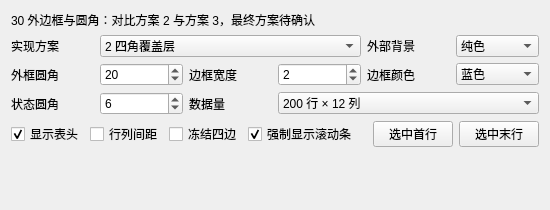
Old version of the form examples/table_capabilities/30_borders/example.ui in the repository daonvshu/qt-virtual-item-views.
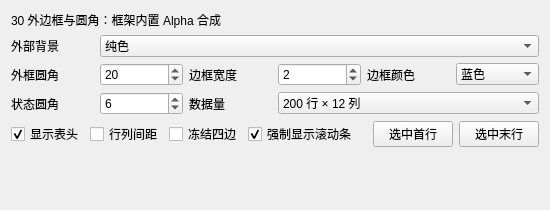
New version of the form.

Diff of the .ui file:
```diff
--- a/examples/table_capabilities/30_borders/example.ui
+++ b/examples/table_capabilities/30_borders/example.ui
@@ -4,17 +4,12 @@
  <widget class="QWidget" name="BorderExample">
   <layout class="QVBoxLayout" name="pageLayout">
    <item><widget class="QLabel" name="titleLabel">
-    <property name="text"><string>30 外边框与圆角：对比方案 2 与方案 3，最终方案待确认</string></property>
+    <property name="text"><string>30 外边框与圆角：框架内置 Alpha 合成</string></property>
     <property name="wordWrap"><bool>true</bool></property>
    </widget></item>
    <item><layout class="QGridLayout" name="controlsLayout">
-    <item row="0" column="0"><widget class="QLabel" name="schemeLabel"><property name="text"><string>实现方案</string></property><property name="buddy"><cstring>schemeCombo</cstring></property></widget></item>
-    <item row="0" column="1" colspan="3"><widget class="QComboBox" name="schemeCombo">
-     <item><property name="text"><string>2 四角覆盖层</string></property></item>
-     <item><property name="text"><string>3 整体 Alpha 合成</string></property></item>
-    </widget></item>
-    <item row="0" column="4"><widget class="QLabel" name="backgroundLabel"><property name="text"><string>外部背景</string></property><property name="buddy"><cstring>backgroundCombo</cstring></property></widget></item>
-    <item row="0" column="5"><widget class="QComboBox" name="backgroundCombo">
+    <item row="0" column="0"><widget class="QLabel" name="backgroundLabel"><property name="text"><string>外部背景</string></property><property name="buddy"><cstring>backgroundCombo</cstring></property></widget></item>
+    <item row="0" column="1" colspan="5"><widget class="QComboBox" name="backgroundCombo">
      <item><property name="text"><string>纯色</string></property></item>
      <item><property name="text"><string>渐变</string></property></item>
      <item><property name="text"><string>棋盘格</string></property></item>
```
Left out of the diff: 2 changed lines with no effect on the pictures.
